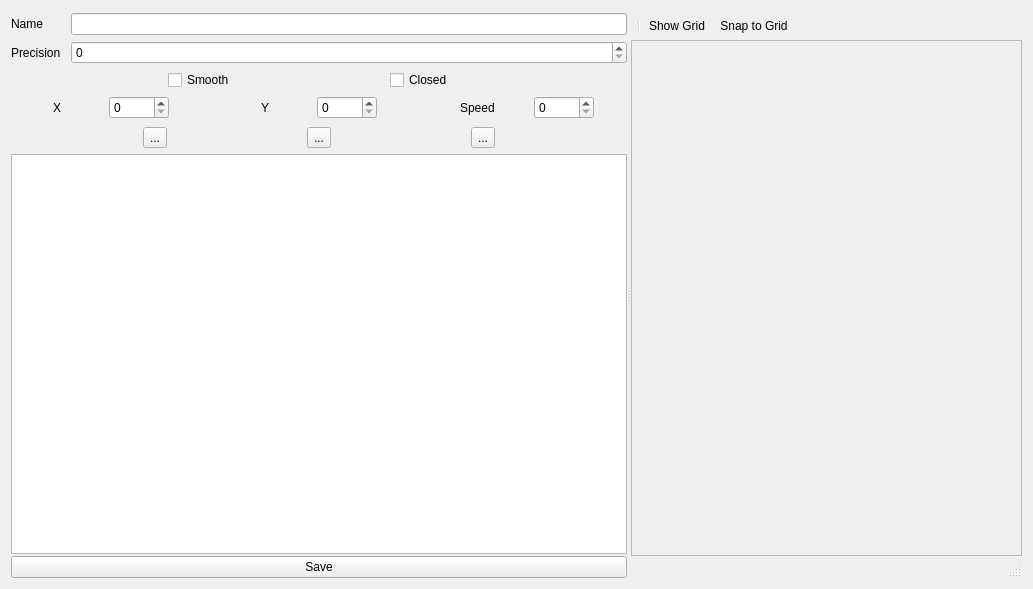
enigma-dev/RadialGM, file Editors/PathEditor.ui: the form before one commit.
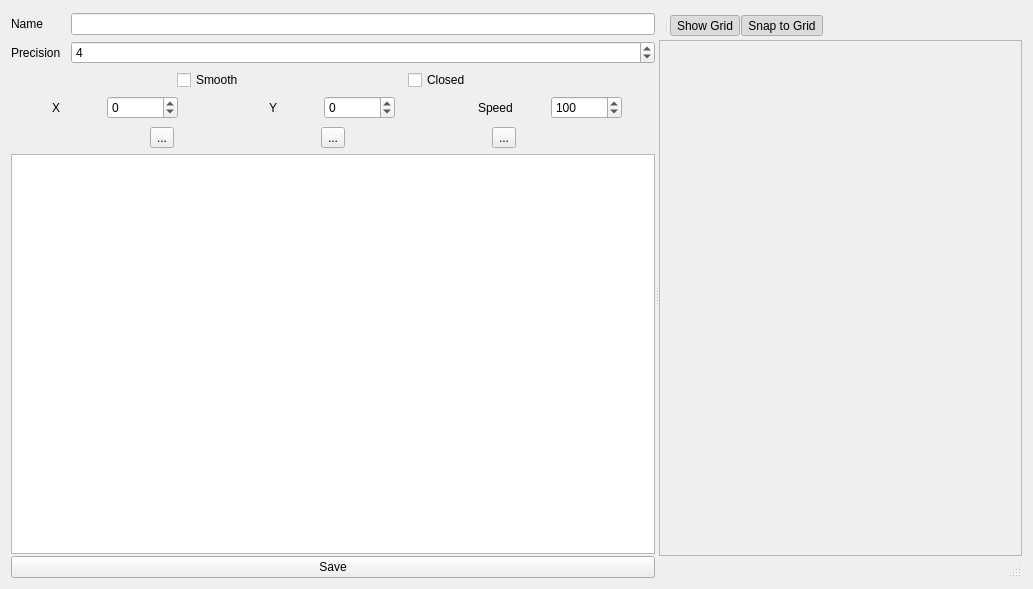
The form after the commit. Icons and pictures are not drawn. Custom widgets are drawn as their Qt base class.

```diff
--- a/Editors/PathEditor.ui
+++ b/Editors/PathEditor.ui
@@ -182,6 +182,9 @@
                  <verstretch>0</verstretch>
                 </sizepolicy>
                </property>
+               <property name="value">
+                <number>4</number>
+               </property>
               </widget>
              </item>
             </layout>
@@ -318,6 +321,12 @@
                     <height>0</height>
                    </size>
                   </property>
+                  <property name="minimum">
+                   <number>-999999999</number>
+                  </property>
+                  <property name="maximum">
+                   <number>999999999</number>
+                  </property>
                  </widget>
                 </item>
                </layout>
@@ -365,6 +374,12 @@
                     <height>0</height>
                    </size>
                   </property>
+                  <property name="minimum">
+                   <number>-999999999</number>
+                  </property>
+                  <property name="maximum">
+                   <number>999999999</number>
+                  </property>
                  </widget>
                 </item>
                </layout>
@@ -418,6 +433,15 @@
                     <height>0</height>
                    </size>
                   </property>
+                  <property name="minimum">
+                   <number>-999999999</number>
+                  </property>
+                  <property name="maximum">
+                   <number>999999999</number>
+                  </property>
+                  <property name="value">
+                   <number>100</number>
+                  </property>
                  </widget>
                 </item>
                </layout>
@@ -629,6 +653,9 @@
    <property name="checkable">
     <bool>true</bool>
    </property>
+   <property name="checked">
+    <bool>true</bool>
+   </property>
    <property name="icon">
     <iconset resource="../images.qrc">
      <normaloff>:/actions/snap-to-grid.png</normaloff>:/actions/snap-to-grid.png</iconset>
@@ -650,6 +677,9 @@
    <property name="checkable">
     <bool>true</bool>
    </property>
+   <property name="checked">
+    <bool>true</bool>
+   </property>
    <property name="icon">
     <iconset resource="../images.qrc">
      <normaloff>:/actions/grid.png</normaloff>:/actions/grid.png</iconset>
```
